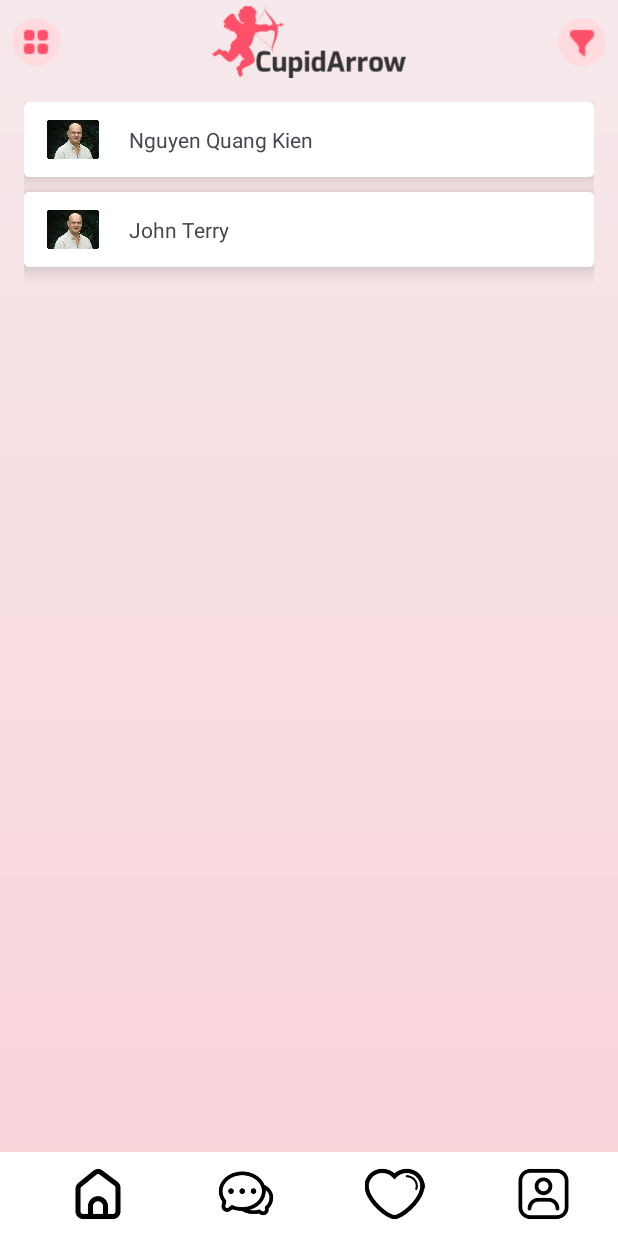
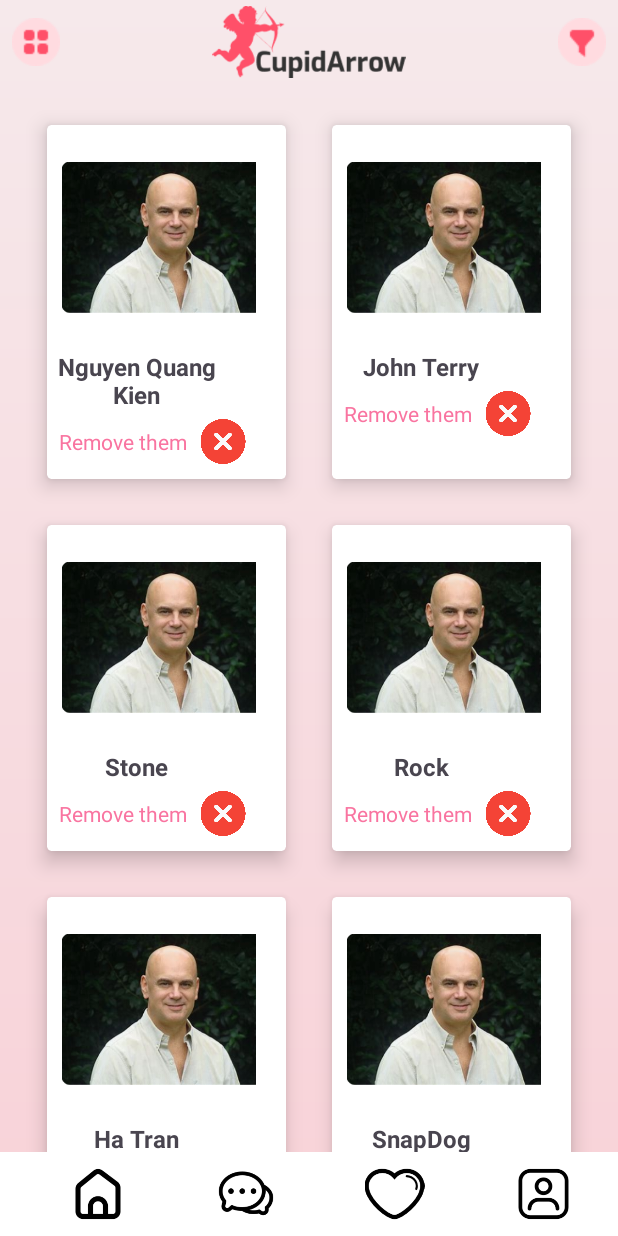
Before and after one commit to voquynhnga/Cupid-App, an Android app: the MyFavouriteFragment screen opened through its navigation route, on a phone screen of 412 x 824 dp. Run offline under Robolectric (Android 15) with nearby library versions, the phone set to English and light mode, and no system bars; our stand-ins replace navigation-ui.

Commit message:
Update Layout Favourite

```diff
--- a/app/src/main/java/com/midterm/destined/MyFavouriteFragment.java
+++ b/app/src/main/java/com/midterm/destined/MyFavouriteFragment.java
@@ -5,6 +5,7 @@ import android.os.Bundle;
 import androidx.annotation.NonNull;
 import androidx.annotation.Nullable;
 import androidx.fragment.app.Fragment;
+import androidx.recyclerview.widget.GridLayoutManager;
 import androidx.recyclerview.widget.LinearLayoutManager;
 
 import android.view.LayoutInflater;
@@ -30,6 +31,12 @@ public class MyFavouriteFragment extends Fragment {
         arrayFavourite = new ArrayList<>();
         arrayFavourite.add("Nguyen Quang Kien");
         arrayFavourite.add("John Terry");
+        arrayFavourite.add("Stone");
+        arrayFavourite.add("Rock");
+        arrayFavourite.add("Ha Tran");
+        arrayFavourite.add("SnapDog");
+        arrayFavourite.add("Jack 100M");
+        arrayFavourite.add("Switf");
     }
 
     @Override
@@ -47,7 +54,7 @@ public class MyFavouriteFragment extends Fragment {
         super.onViewCreated(view, savedInstanceState);
 
         // Setup RecyclerView và Adapter tại đây khi view đã được tạo
-        binding.rvFavourites.setLayoutManager(new LinearLayoutManager(getContext()));
+        binding.rvFavourites.setLayoutManager(new GridLayoutManager(getContext(),2));
         favouriteAdapter = new FavouriteAdapter(arrayFavourite);
         binding.rvFavourites.setAdapter(favouriteAdapter);
 
--- a/app/src/main/res/layout/favourite_row_item.xml
+++ b/app/src/main/res/layout/favourite_row_item.xml
@@ -4,36 +4,67 @@
     android:layout_height="wrap_content"
     xmlns:app="http://schemas.android.com/apk/res-auto"
     android:layout_marginBottom="10dp"
+    android:layout_margin="15dp"
     android:elevation="8dp"
     app:cardElevation="8dp"
     app:cardCornerRadius="3dp"
     >
 
 
-        <!-- Floating Action Button -->
+
         <LinearLayout
-            android:layout_width="match_parent"
+            android:layout_width="wrap_content"
             android:layout_height="wrap_content"
-            android:orientation="horizontal">
+            android:orientation="vertical"
+            android:gravity="center"
+            android:paddingRight="20dp"
+            >
 
             <ImageView
                 android:id="@+id/im_Avatar"
-                android:layout_width="50dp"
-                android:layout_height="50dp"
+                android:layout_width="150dp"
+                android:layout_height="150dp"
                 android:paddingLeft="15dp"
                 android:src="@drawable/sample_person" />
 
-            <TextView
-                android:id="@+id/tv_Name"
-                android:layout_width="wrap_content"
+
+                <TextView
+                    android:id="@+id/tv_Name"
+                    android:layout_width="match_parent"
+                    android:layout_height="match_parent"
+                    android:layout_marginRight="10dp"
+                    android:text="Their name"
+                    android:gravity="center"
+                    android:textSize="16sp"
+                    android:textStyle="bold"
+                    />
+
+            <LinearLayout
+                android:layout_width="match_parent"
                 android:layout_height="wrap_content"
-                android:layout_gravity="center"
-                android:layout_marginLeft="20dp"
-                android:text="Their name"
-                android:textSize="14sp" />
+                android:orientation="horizontal"
 
+                android:paddingTop="5dp"
+                android:paddingBottom="10dp"
+                android:gravity="center"
+                >
 
+                <TextView
+                    android:layout_width="wrap_content"
+                    android:layout_height="wrap_content"
+                    android:text="Remove them"
+                    android:layout_marginLeft="10dp"
+                    android:textColor="#F974A0"
+                    android:textSize="14sp"
+                    ></TextView>
 
+                <ImageView
+                    android:layout_width="48dp"
+                    android:layout_height="30dp"
+                    android:src="@drawable/favourite_remove"
+                    ></ImageView>
+
+            </LinearLayout>
 
         </LinearLayout>
 
--- a/app/src/main/res/layout/fragment_my_favourite.xml
+++ b/app/src/main/res/layout/fragment_my_favourite.xml
@@ -60,10 +60,14 @@
         android:layout_width="match_parent"
         android:layout_height="0dp"
         android:layout_margin="16dp"
+        android:clipToPadding="false"
+        android:paddingBottom="60dp"
         app:layout_constraintTop_toBottomOf="@id/layout_top"
 
         app:layout_constraintStart_toStartOf="parent"
-        app:layout_constraintEnd_toEndOf="parent" />
+        app:layout_constraintEnd_toEndOf="parent"
+        app:layout_constraintBottom_toBottomOf="parent"
+        />
 
 
 
```
Also changed, not shown: app/src/main/res/drawable/favourite_heart.png (added), app/src/main/res/drawable/favourite_remove.png (added).
